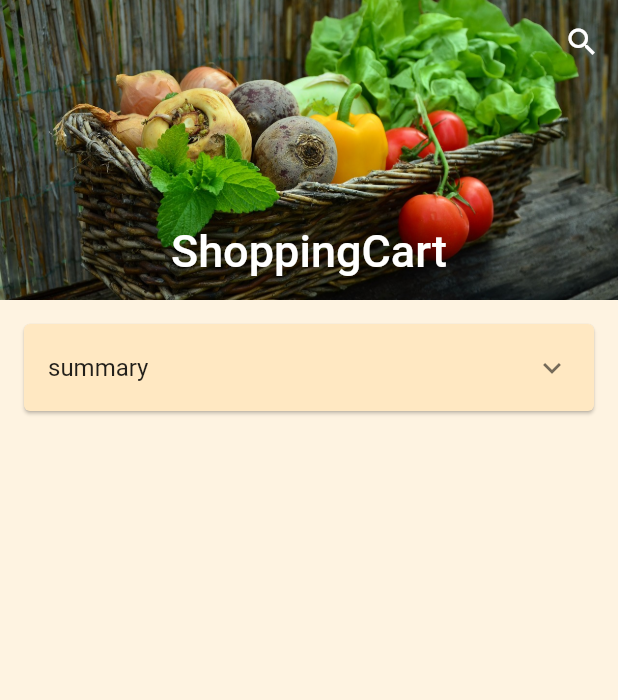
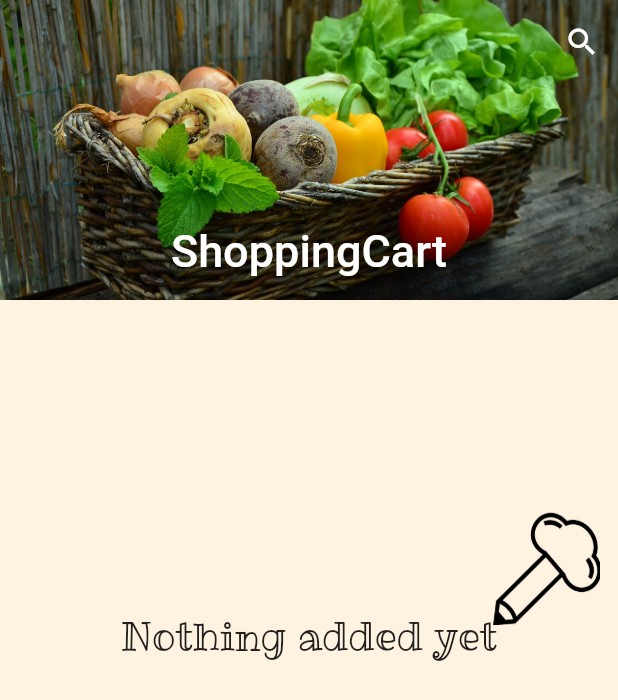
Before and after one commit to DanXCVII/my_recipe_book, a Flutter app: the FancyShoppingCartScreen widget shown alone on an empty page, opened directly, on a phone screen of 412 x 824 dp. Shown: the top 700 px of the screen. Run offline on Flutter 3.47's test engine with Material 2 defaults, Android fonts, the phone set to English and light mode, and no system bars; our stand-ins replace bottom_navy_bar, file_picker, flare_flutter, flutter_image_compress, image_picker, intro_slider and 6 more; missing offline and left inert: flutter_circular_chart, groovin_material_icons, share_extend; accounts and stored records are empty.

```diff
--- a/lib/models/selected_index.dart
+++ b/lib/models/selected_index.dart
@@ -5,16 +5,21 @@ class MainPageNavigator extends Model {
   int _index = 0;
   bool _currentMainView;
   String _title = 'recipes';
-  bool showOverlay = false;
+  bool _showOverlay = false;
+  bool _showFancyShoppingList = true;
 
   int get index => _index;
 
+  bool get showFancyShoppingList => _showFancyShoppingList;
+
+  bool get showOverlay => _showOverlay;
+
   String get title => _title;
 
-  bool get currentMainView => _currentMainView;
+  bool get recipeCatOverview => _currentMainView;
 
   void changeOverlayStatus(bool status) {
-    showOverlay = status;
+    _showOverlay = status;
     notifyListeners();
   }
 
@@ -23,25 +28,25 @@ class MainPageNavigator extends Model {
     switch (index) {
       case 0:
         _title = "recipes";
-        showOverlay = false;
+        _showOverlay = false;
 
         break;
       case 1:
         _title = "favorites";
-        showOverlay = false;
+        _showOverlay = false;
 
         break;
       case 2:
         _title = "basket";
-        showOverlay = false;
+        _showOverlay = false;
         break;
       case 3:
         _title = "roll the dice";
-        showOverlay = true;
+        _showOverlay = true;
         break;
       case 4:
         _title = "settings";
-        showOverlay = false;
+        _showOverlay = false;
         break;
       default:
         throw ArgumentError('$index is not a valid index for the bottomNavBar');
@@ -58,4 +63,9 @@ class MainPageNavigator extends Model {
     if (this._currentMainView == null) _currentMainView = mainView;
     return;
   }
+
+  void changeFancyShoppingList(bool value) {
+    _showFancyShoppingList = value;
+    notifyListeners();
+  }
 }
--- a/lib/shopping_cart/shopping_cart_fancy.dart
+++ b/lib/shopping_cart/shopping_cart_fancy.dart
@@ -42,18 +42,58 @@ class FancyShoppingCartScreen extends StatelessWidget {
         padding: EdgeInsets.all(12),
         sliver: ScopedModelDescendant<ShoppingCartKeeper>(
             builder: (context, child, model) => SliverList(
-                  delegate:
-                      SliverChildListDelegate(getRecipeShoppingList(model)),
+                  delegate: SliverChildListDelegate(
+                      getRecipeShoppingList(model, context)),
                 )),
       ),
     ]);
   }
 
-  List<Widget> getRecipeShoppingList(ShoppingCartKeeper scKeeper) {
-    List<String> recipes = scKeeper.recipesOrder;
+  List<Widget> getRecipeShoppingList(
+      ShoppingCartKeeper scKeeper, BuildContext context) {
+    List<String> recipes = scKeeper.recipes;
+    var shoppingCart = scKeeper.shoppingCart;
+    if (shoppingCart['summary'].isEmpty) {
+      return [
+        Container(
+          height: MediaQuery.of(context).size.height,
+          child: Stack(
+            children: <Widget>[
+              Container(
+                  width: MediaQuery.of(context).size.width,
+                  height: MediaQuery.of(context).size.height - 400,
+                  child: Center(
+                      child: Text(
+                    "Nothing added yet",
+                    style: TextStyle(
+                      fontSize: 26,
+                      fontFamily: 'RibeyeMarrow',
+                    ),
+                  ))),
+              Container(
+                  height: (MediaQuery.of(context).size.height - 415) / 2,
+                  child: Align(
+                      alignment: Alignment(1, 1),
+                      child: Image.asset(
+                        'images/cookingPen.png',
+                        height: 75,
+                      )))
+            ],
+          ),
+        )
+      ];
+    }
     return recipes.map((recipeName) {
+      Color ingredBackgroundColor =
+          Theme.of(context).brightness == Brightness.dark
+              ? Color(0xff40392F)
+              : Color(0xffFEF3E1);
       if (recipeName.compareTo('summery') == 0) {
-        return getRecipeTile(recipeName, scKeeper);
+        return getRecipeTile(
+          recipeName,
+          scKeeper,
+          ingredBackgroundColor,
+        );
       } else {
         return Dismissible(
           key: Key('$recipeName'),
@@ -62,15 +102,19 @@ class FancyShoppingCartScreen extends StatelessWidget {
           },
           background: _getPrimaryBackgroundDismissable(),
           secondaryBackground: _getSecondaryBackgroundDismissable(),
-          child: getRecipeTile(recipeName, scKeeper),
+          child: getRecipeTile(
+            recipeName,
+            scKeeper,
+            ingredBackgroundColor,
+          ),
         );
       }
     }).toList();
   }
 
-  Widget getRecipeTile(String recipeName, ShoppingCartKeeper scKeeper) {
-    Map<String, List<CheckableIngredient>> shoppingCart =
-        scKeeper.fullShoppingCart;
+  Widget getRecipeTile(
+      String recipeName, ShoppingCartKeeper scKeeper, Color backgroundcolor) {
+    Map<String, List<CheckableIngredient>> shoppingCart = scKeeper.shoppingCart;
     return Card(
       child: ExpansionTile(
         title: Text(
@@ -92,7 +136,7 @@ class FancyShoppingCartScreen extends StatelessWidget {
             secondaryBackground: _getSecondaryBackgroundDismissable(),
             child: Container(
               decoration: BoxDecoration(
-                color: Color(0xffFEF3E1),
+                color: backgroundcolor,
                 border: Border(
                   bottom: BorderSide(
                       width:
--- a/lib/theming.dart
+++ b/lib/theming.dart
@@ -50,29 +50,33 @@ class MyThemes {
     scaffoldBackgroundColor: Color(0xffFEF3E1),
     canvasColor: Colors.white,
     cardColor: Color(0xffFFE8C2),
-    /* textSelectionColor: Colors.white,
-         hintColor: Colors.white,
-         textSelectionHandleColor: Colors.white, */
+    //  textSelectionColor: Colors.white,
+    //      hintColor: Colors.white,
+    //      textSelectionHandleColor: Colors.white,
     iconTheme: IconThemeData(color: Colors.grey[700]),
   );
 
   static final ThemeData darkTheme = ThemeData(
     primaryColor: Color(0xFF790604),
+    unselectedWidgetColor: Colors.grey[100],
+    textTheme: TextTheme(subhead: TextStyle(color: Colors.grey[100])),
     brightness: Brightness.dark,
     cardColor: Color(0xff34363D),
     focusColor: Colors.white,
     backgroundColor: Color(0xff212225),
     scaffoldBackgroundColor: Color(0xff212225),
-    accentColor: Colors.grey[800],
+    accentColor: Colors.amber,
   );
 
   static final ThemeData oledblackTheme = ThemeData(
     primaryColor: Color(0xff363636),
     brightness: Brightness.dark,
+    textTheme: TextTheme(subhead: TextStyle(color: Colors.grey[100])),
+    unselectedWidgetColor: Colors.grey[100],
     cardColor: Color(0xff34363D),
     backgroundColor: Colors.black,
     scaffoldBackgroundColor: Colors.black,
-    accentColor: Colors.grey[800],
+    accentColor: Colors.amber,
   );
 
   static ThemeData getThemeFromKey(MyThemeKeys themeKey) {
```
Also changed, not shown: lib/SplashScreen.dart (+25 -9 lines), lib/intro_screen.dart (+9 -3 lines), lib/main.dart (+108 -107 lines), lib/models/recipe_keeper.dart (+52 -48 lines), lib/models/shopping_cart.dart (+40 -38 lines), lib/search.dart (+29 -5 lines), lib/settings/settings_screen.dart (+21 -4 lines), lib/shopping_cart/shopping_cart.dart (+20 -22 lines).
